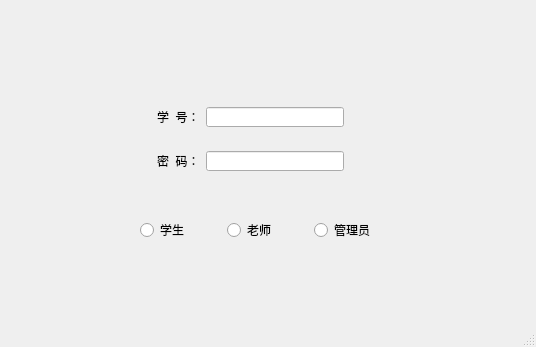
Qt form Qt-sourcefile/registerinterface.ui (068402-703a/Qt-Classroom-reservation-system) before a commit.
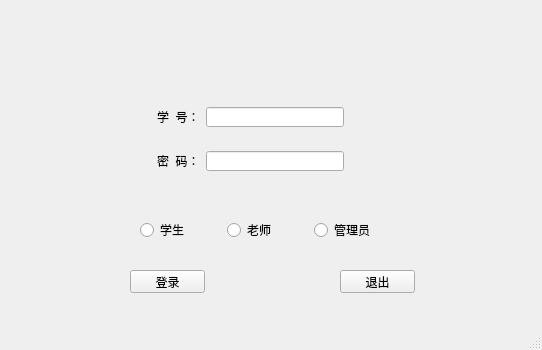
The same form after that commit.

```diff
--- a/Qt-sourcefile/registerinterface.ui
+++ b/Qt-sourcefile/registerinterface.ui
@@ -6,8 +6,8 @@
    <rect>
     <x>0</x>
     <y>0</y>
-    <width>536</width>
-    <height>347</height>
+    <width>542</width>
+    <height>350</height>
    </rect>
   </property>
   <property name="windowTitle">
@@ -186,6 +186,32 @@
      </item>
     </layout>
    </widget>
+   <widget class="QPushButton" name="LoginButton">
+    <property name="geometry">
+     <rect>
+      <x>130</x>
+      <y>270</y>
+      <width>75</width>
+      <height>23</height>
+     </rect>
+    </property>
+    <property name="text">
+     <string>登录</string>
+    </property>
+   </widget>
+   <widget class="QPushButton" name="exitButton">
+    <property name="geometry">
+     <rect>
+      <x>340</x>
+      <y>270</y>
+      <width>75</width>
+      <height>23</height>
+     </rect>
+    </property>
+    <property name="text">
+     <string>退出</string>
+    </property>
+   </widget>
   </widget>
   <widget class="QMenuBar" name="menubar">
    <property name="geometry">
```
Left out of the diff: 26 changed lines with no effect on the pictures.
